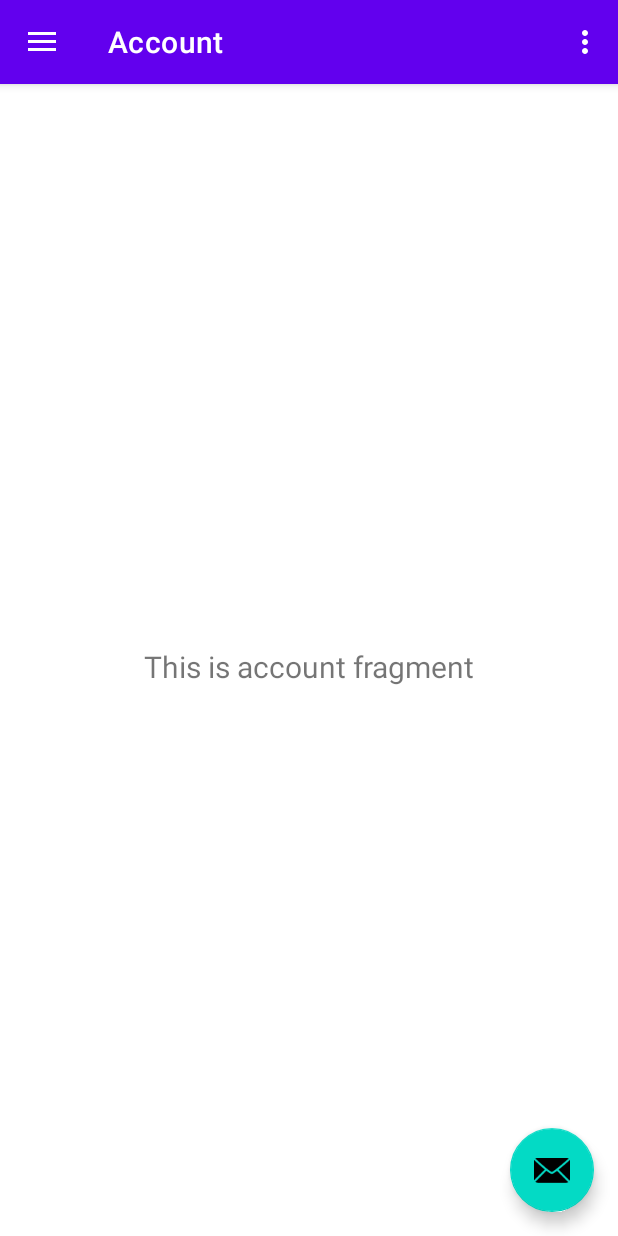
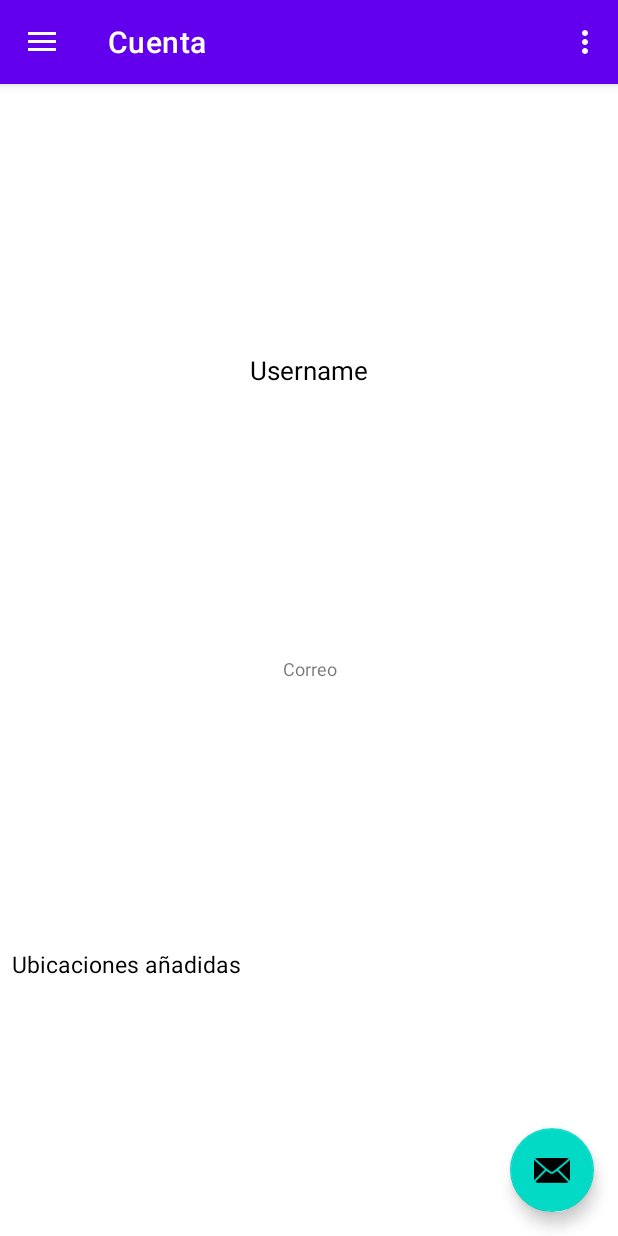
Before and after one commit to SantiFdezz/CornerFinderApp, an Android app: the screen it shows after launch (MainActivity), on a phone screen of 412 x 824 dp. Run offline under Robolectric (Android 15) with nearby library versions, the light colour scheme and no system bars; our stand-ins replace navigation-ui.

Commit message:
#12 Añadidos text views al xml de la pantalla

```diff
--- a/AndroidCornerFinder/app/src/main/java/com/example/cornerfinder/ui/account/AccountViewModel.java
+++ b/AndroidCornerFinder/app/src/main/java/com/example/cornerfinder/ui/account/AccountViewModel.java
@@ -10,7 +10,7 @@ public class AccountViewModel extends ViewModel {
 
     public AccountViewModel() {
         mText = new MutableLiveData<>();
-        mText.setValue("This is account fragment");
+        mText.setValue("Username");
     }
 
     public LiveData<String> getText() {
--- a/AndroidCornerFinder/app/src/main/res/layout/fragment_account.xml
+++ b/AndroidCornerFinder/app/src/main/res/layout/fragment_account.xml
@@ -14,9 +14,39 @@
         android:layout_marginTop="8dp"
         android:layout_marginEnd="8dp"
         android:textAlignment="center"
-        android:textSize="20sp"
+        android:textSize="17sp"
+        android:text="Username"
+        android:textColor="@color/black"
+        app:layout_constraintBottom_toTopOf="@id/text_email"
+        app:layout_constraintEnd_toEndOf="parent"
+        app:layout_constraintStart_toStartOf="parent"
+        app:layout_constraintTop_toTopOf="parent" />
+    <TextView
+        android:id="@+id/text_email"
+        android:layout_width="match_parent"
+        android:layout_height="wrap_content"
+        android:layout_marginStart="8dp"
+        android:layout_marginTop="8dp"
+        android:layout_marginEnd="8dp"
+        android:textAlignment="center"
+        android:textSize="12sp"
+        android:text="Correo"
+        app:layout_constraintBottom_toTopOf="@id/text_added_locations"
+        app:layout_constraintEnd_toEndOf="parent"
+        app:layout_constraintStart_toStartOf="parent"
+        app:layout_constraintTop_toBottomOf="@id/text_account" />
+    <TextView
+        android:id="@+id/text_added_locations"
+        android:layout_width="match_parent"
+        android:layout_height="wrap_content"
+        android:layout_marginStart="8dp"
+        android:layout_marginTop="8dp"
+        android:layout_marginEnd="8dp"
+        android:textSize="15sp"
+        android:text="Ubicaciones añadidas"
+        android:textColor="@color/black"
         app:layout_constraintBottom_toBottomOf="parent"
         app:layout_constraintEnd_toEndOf="parent"
         app:layout_constraintStart_toStartOf="parent"
-        app:layout_constraintTop_toTopOf="parent" />
+        app:layout_constraintTop_toBottomOf="@id/text_email" />
 </androidx.constraintlayout.widget.ConstraintLayout>
--- a/AndroidCornerFinder/app/src/main/res/values/strings.xml
+++ b/AndroidCornerFinder/app/src/main/res/values/strings.xml
@@ -8,6 +8,6 @@
     <string name="action_settings">Settings</string>
 
     <string name="menu_hotspots">Hotspots</string>
-    <string name="menu_account">Account</string>
-    <string name="menu_edit_preferences">Edit Preferences</string>
+    <string name="menu_account">Cuenta</string>
+    <string name="menu_edit_preferences">Editar Preferencias</string>
 </resources>
```
